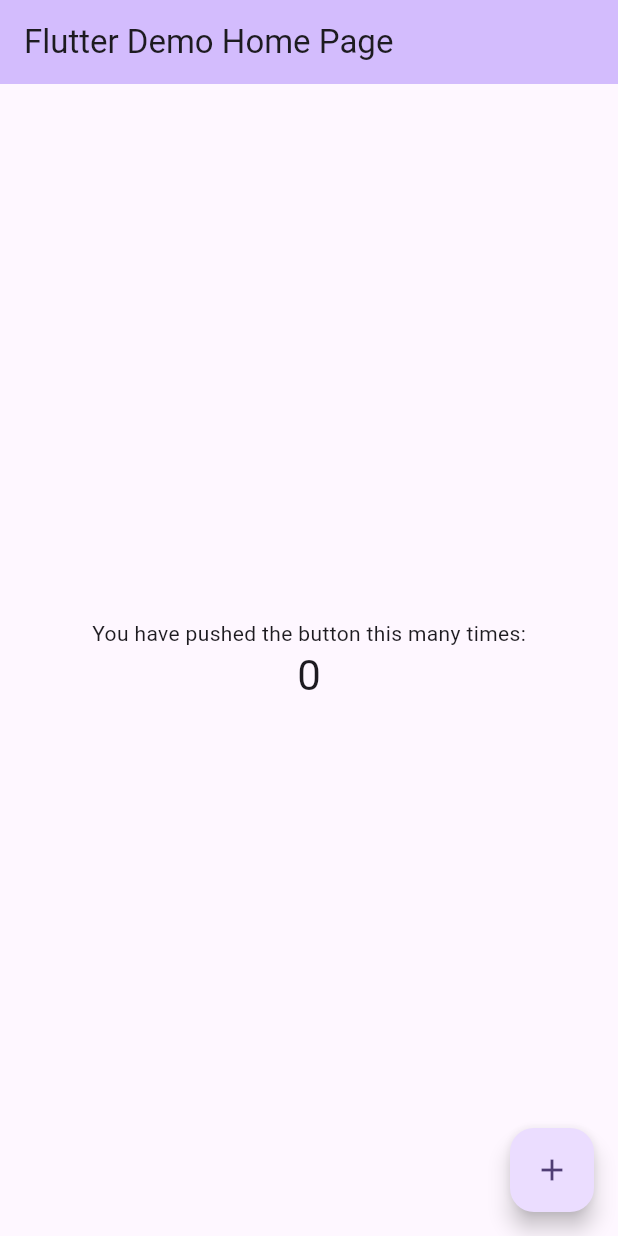
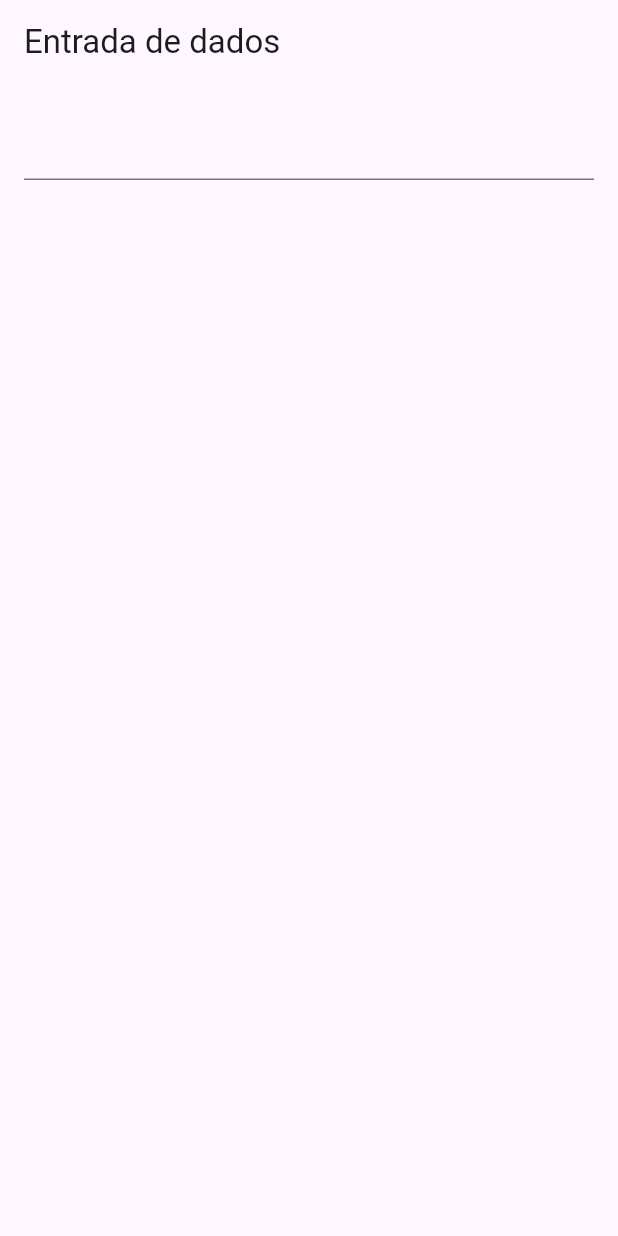
Before and after one commit to Aline01600/Alcool_Gasolina, a Flutter app: the screen it shows after launch, on a phone screen of 412 x 824 dp. Run offline on Flutter 3.47's test engine with Material 3 defaults, Android fonts, the phone set to English and light mode, and no system bars.

Commit message:
Adicionando campo texto e corrigindo erros

```diff
--- /dev/null
+++ b/lib/campo_texto.dart
@@ -0,0 +1,27 @@
+import 'package:flutter/material.dart';
+
+class CampoTexto extends StatefulWidget {
+  const CampoTexto({super.key});
+
+  @override
+  State<CampoTexto> createState() => _CampoTextoState();
+}
+
+class _CampoTextoState extends State<CampoTexto> {
+  @override
+  Widget build(BuildContext context) {
+    return Scaffold(
+      appBar: AppBar(
+        title: const Text("Entrada de dados"),
+      ),
+      body: Column(
+        children: [
+          Padding(
+            padding: const EdgeInsets.all(16),
+            child: TextField(), // ou outro widget
+          ),
+        ],
+      ),
+    );
+  }
+}
--- a/lib/main.dart
+++ b/lib/main.dart
@@ -1,122 +1,17 @@
 import 'package:flutter/material.dart';
+import 'campo_texto.dart'; // se renomear o arquivo
+
+class MyApp extends StatelessWidget {
+  const MyApp({super.key});
+
+  @override
+  Widget build(BuildContext context) {
+    return const MaterialApp(
+      home: CampoTexto(),
+    );
+  }
+}
 
 void main() {
   runApp(const MyApp());
 }
-
-class MyApp extends StatelessWidget {
-  const MyApp({super.key});
-
-  // This widget is the root of your application.
-  @override
-  Widget build(BuildContext context) {
-    return MaterialApp(
-      title: 'Flutter Demo',
-      theme: ThemeData(
-        // This is the theme of your application.
-        //
-        // TRY THIS: Try running your application with "flutter run". You'll see
-        // the application has a purple toolbar. Then, without quitting the app,
-        // try changing the seedColor in the colorScheme below to Colors.green
-        // and then invoke "hot reload" (save your changes or press the "hot
-        // reload" button in a Flutter-supported IDE, or press "r" if you used
-        // the command line to start the app).
-        //
-        // Notice that the counter didn't reset back to zero; the application
-        // state is not lost during the reload. To reset the state, use hot
-        // restart instead.
-        //
-        // This works for code too, not just values: Most code changes can be
-        // tested with just a hot reload.
-        colorScheme: ColorScheme.fromSeed(seedColor: Colors.deepPurple),
-      ),
-      home: const MyHomePage(title: 'Flutter Demo Home Page'),
-    );
-  }
-}
-
-class MyHomePage extends StatefulWidget {
-  const MyHomePage({super.key, required this.title});
-
-  // This widget is the home page of your application. It is stateful, meaning
-  // that it has a State object (defined below) that contains fields that affect
-  // how it looks.
-
-  // This class is the configuration for the state. It holds the values (in this
-  // case the title) provided by the parent (in this case the App widget) and
-  // used by the build method of the State. Fields in a Widget subclass are
-  // always marked "final".
-
-  final String title;
-
-  @override
-  State<MyHomePage> createState() => _MyHomePageState();
-}
-
-class _MyHomePageState extends State<MyHomePage> {
-  int _counter = 0;
-
-  void _incrementCounter() {
-    setState(() {
-      // This call to setState tells the Flutter framework that something has
-      // changed in this State, which causes it to rerun the build method below
-      // so that the display can reflect the updated values. If we changed
-      // _counter without calling setState(), then the build method would not be
-      // called again, and so nothing would appear to happen.
-      _counter++;
-    });
-  }
-
-  @override
-  Widget build(BuildContext context) {
-    // This method is rerun every time setState is called, for instance as done
-    // by the _incrementCounter method above.
-    //
-    // The Flutter framework has been optimized to make rerunning build methods
-    // fast, so that you can just rebuild anything that needs updating rather
-    // than having to individually change instances of widgets.
-    return Scaffold(
-      appBar: AppBar(
-        // TRY THIS: Try changing the color here to a specific color (to
-        // Colors.amber, perhaps?) and trigger a hot reload to see the AppBar
-        // change color while the other colors stay the same.
-        backgroundColor: Theme.of(context).colorScheme.inversePrimary,
-        // Here we take the value from the MyHomePage object that was created by
-        // the App.build method, and use it to set our appbar title.
-        title: Text(widget.title),
-      ),
-      body: Center(
-        // Center is a layout widget. It takes a single child and positions it
-        // in the middle of the parent.
-        child: Column(
-          // Column is also a layout widget. It takes a list of children and
-          // arranges them vertically. By default, it sizes itself to fit its
-          // children horizontally, and tries to be as tall as its parent.
-          //
-          // Column has various properties to control how it sizes itself and
-          // how it positions its children. Here we use mainAxisAlignment to
-          // center the children vertically; the main axis here is the vertical
-          // axis because Columns are vertical (the cross axis would be
-          // horizontal).
-          //
-          // TRY THIS: Invoke "debug painting" (choose the "Toggle Debug Paint"
-          // action in the IDE, or press "p" in the console), to see the
-          // wireframe for each widget.
-          mainAxisAlignment: MainAxisAlignment.center,
-          children: <Widget>[
-            const Text('You have pushed the button this many times:'),
-            Text(
-              '$_counter',
-              style: Theme.of(context).textTheme.headlineMedium,
-            ),
-          ],
-        ),
-      ),
-      floatingActionButton: FloatingActionButton(
-        onPressed: _incrementCounter,
-        tooltip: 'Increment',
-        child: const Icon(Icons.add),
-      ), // This trailing comma makes auto-formatting nicer for build methods.
-    );
-  }
-}
```
